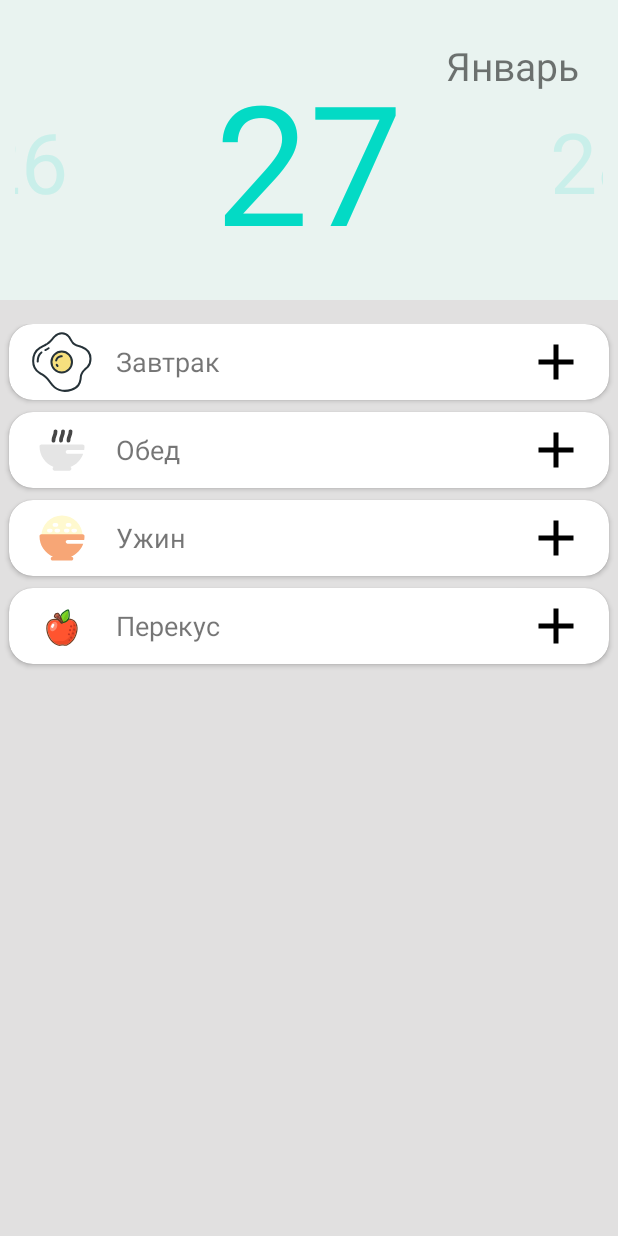
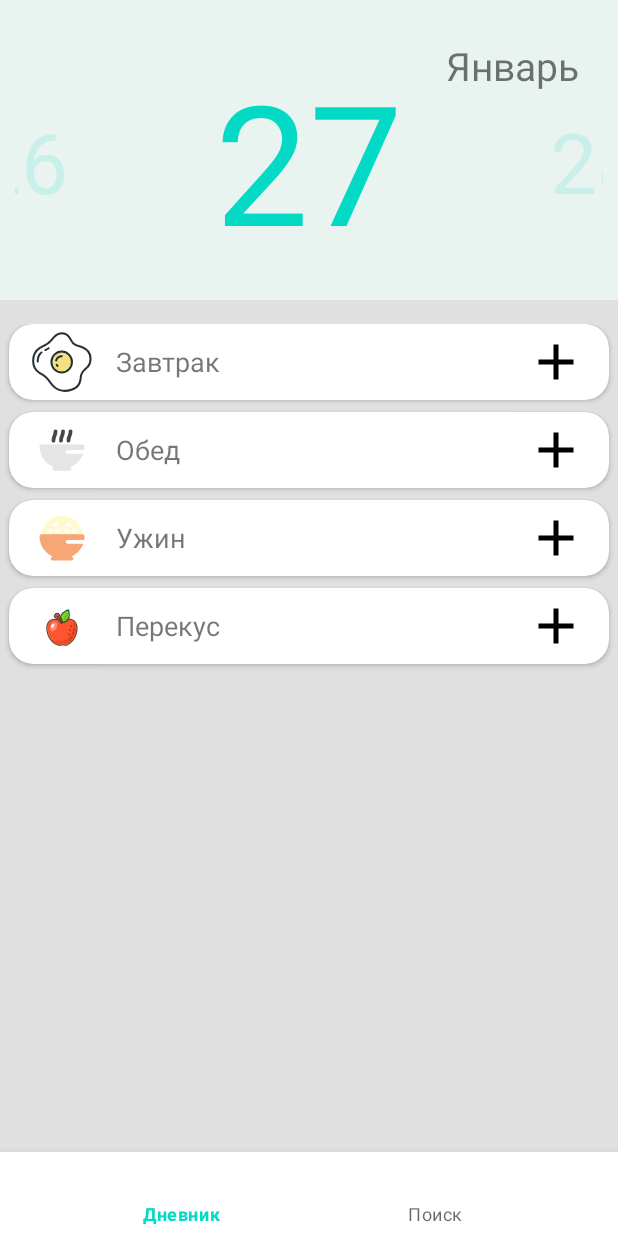
Before and after one commit to SR-rodi/Baby_Food, an Android app: the screen it shows after launch (MainActivity), on a phone screen of 412 x 824 dp. Run offline under Robolectric (Android 15) with nearby library versions, the phone set to English and light mode, and no system bars; our stand-ins replace Room's generated code, navigation-ui.

```diff
--- a/app/src/main/java/com/example/artyomkafood/app/MainActivity.kt
+++ b/app/src/main/java/com/example/artyomkafood/app/MainActivity.kt
@@ -1,12 +1,23 @@
 package com.example.artyomkafood.app
 
+import android.os.Bundle
+import android.view.LayoutInflater
 import androidx.appcompat.app.AppCompatActivity
-import android.os.Bundle
+import androidx.navigation.fragment.NavHostFragment
+import androidx.navigation.ui.setupWithNavController
 import com.example.artyomkafood.R
+import com.example.artyomkafood.databinding.ActivityMainBinding
 
 class MainActivity : AppCompatActivity() {
     override fun onCreate(savedInstanceState: Bundle?) {
         super.onCreate(savedInstanceState)
-        setContentView(R.layout.activity_main)
+        val binding = ActivityMainBinding.inflate(LayoutInflater.from(this))
+
+
+        val navHostFragment = supportFragmentManager
+            .findFragmentById(R.id.navController) as NavHostFragment
+
+        binding.bottomNavigation.setupWithNavController(navHostFragment.navController)
+        setContentView(binding.root)
     }
 }
--- a/app/src/main/java/com/example/artyomkafood/core/database/dao/MealDao.kt
+++ b/app/src/main/java/com/example/artyomkafood/core/database/dao/MealDao.kt
@@ -6,6 +6,7 @@ import androidx.room.Insert
 import androidx.room.OnConflictStrategy
 import androidx.room.Query
 import androidx.room.Update
+import com.example.artyomkafood.core.database.entity.MealAndProduct
 import com.example.artyomkafood.core.database.entity.MealEntity
 import com.example.artyomkafood.core.database.entity.merge.ProductAndMealAndScheduleEntity
 
@@ -26,6 +27,13 @@ interface MealDao {
     )
     fun getMealByProductId(productId: Int): List<MealEntity>
 
+    @Query(
+        "SELECT*, product_name FROM meal,product " +
+                "Inner Join product_meal " +
+                "On meal_id = meal_id_merge and product_id = product_id_merge"
+    )
+    fun getAllMeal(): List<MealAndProduct>
+
     @Query("SELECT seq FROM sqlite_sequence WHERE name=\"meal\"")
     fun getLastIndex(): Int
 
--- a/app/src/main/java/com/example/artyomkafood/core/database/entity/ProductEntity.kt
+++ b/app/src/main/java/com/example/artyomkafood/core/database/entity/ProductEntity.kt
@@ -1,6 +1,5 @@
 package com.example.artyomkafood.core.database.entity
 
-import android.os.storage.StorageVolume
 import androidx.room.ColumnInfo
 import androidx.room.Entity
 import androidx.room.PrimaryKey
--- a/app/src/main/java/com/example/artyomkafood/di/ViewModelModel.kt
+++ b/app/src/main/java/com/example/artyomkafood/di/ViewModelModel.kt
@@ -2,6 +2,7 @@ package com.example.artyomkafood.di
 
 import com.example.artyomkafood.feature_food.presentation.add.parent.AddViewModel
 import com.example.artyomkafood.feature_food.presentation.add.chldren.ProductTabViewModel
+import com.example.artyomkafood.feature_food.presentation.allmeal.SearchMealViewModel
 import com.example.artyomkafood.feature_food.presentation.day.viewmodel.DayViewModel
 import com.example.artyomkafood.feature_food.presentation.init.StartViewModel
 
@@ -18,4 +19,6 @@ val viewModelModel = module {
 
     viewModel { ProductTabViewModel(get(), get(), get()) }
 
+    viewModel { SearchMealViewModel(get()) }
+
 }
--- a/app/src/main/java/com/example/artyomkafood/feature_food/data/reposytoryimpl/MealRepositoryImpl.kt
+++ b/app/src/main/java/com/example/artyomkafood/feature_food/data/reposytoryimpl/MealRepositoryImpl.kt
@@ -1,6 +1,7 @@
 package com.example.artyomkafood.feature_food.data.reposytoryimpl
 
 import com.example.artyomkafood.core.database.dao.MealDao
+import com.example.artyomkafood.core.database.entity.MealAndProduct
 import com.example.artyomkafood.core.database.entity.MealEntity
 import com.example.artyomkafood.core.database.entity.merge.ProductAndMealAndScheduleEntity
 import com.example.artyomkafood.core.extensions.toListFoodMeal
@@ -21,6 +22,8 @@ class MealRepositoryImpl(private val dao: MealDao) : MealRepository {
 
     override suspend fun update(meal: MealEntity) = dao.updateMeal(meal)
 
+    override suspend fun getAllMeal()= dao.getAllMeal().sortedBy {meal-> meal.data }.reversed()
+
     override suspend fun addMealAndMerge(
         meal: MutableMap<Int, FoodProduct>,
         scheduleId: Int,
--- a/app/src/main/java/com/example/artyomkafood/feature_food/domain/repository/MealRepository.kt
+++ b/app/src/main/java/com/example/artyomkafood/feature_food/domain/repository/MealRepository.kt
@@ -1,5 +1,6 @@
 package com.example.artyomkafood.feature_food.domain.repository
 
+import com.example.artyomkafood.core.database.entity.MealAndProduct
 import com.example.artyomkafood.core.database.entity.MealEntity
 import com.example.artyomkafood.core.database.entity.merge.ProductAndMealAndScheduleEntity
 import com.example.artyomkafood.feature_food.domain.model.FoodMeal
@@ -19,4 +20,6 @@ interface MealRepository {
     suspend fun delete(meal: MealEntity)
 
     suspend fun update(meal: MealEntity)
+
+    suspend fun getAllMeal(): List<MealAndProduct>
 }
--- a/app/src/main/java/com/example/artyomkafood/feature_food/presentation/day/fragment/DayFragment.kt
+++ b/app/src/main/java/com/example/artyomkafood/feature_food/presentation/day/fragment/DayFragment.kt
@@ -82,7 +82,6 @@ class DayFragment : BaseFragment<FragmentDayBinding>() {
     private fun setAdapter(list: List<Schedule>) {
         adapter.submitList(list)
         binding.recyclerView.adapter = adapter
-
     }
 
     private fun navigation(scheduleId: Int?) {
--- a/app/src/main/res/layout/activity_main.xml
+++ b/app/src/main/res/layout/activity_main.xml
@@ -1,16 +1,25 @@
 <?xml version="1.0" encoding="utf-8"?>
-<FrameLayout xmlns:android="http://schemas.android.com/apk/res/android"
+<LinearLayout xmlns:android="http://schemas.android.com/apk/res/android"
     xmlns:app="http://schemas.android.com/apk/res-auto"
     xmlns:tools="http://schemas.android.com/tools"
     android:layout_width="match_parent"
     android:layout_height="match_parent"
+    android:orientation="vertical"
     tools:context=".app.MainActivity">
 
     <androidx.fragment.app.FragmentContainerView
+        android:id="@+id/navController"
+        android:name="androidx.navigation.fragment.NavHostFragment"
         android:layout_width="match_parent"
-        android:layout_height="match_parent"
-        android:id="@+id/fragment_container_view"
-        android:name="androidx.navigation.fragment.NavHostFragment"
+        android:layout_height="0dp"
+        android:layout_weight="1"
         app:defaultNavHost="true"
-        app:navGraph="@navigation/nav_graph"/>
-</FrameLayout>
+        app:navGraph="@navigation/nav_graph" />
+
+    <com.google.android.material.bottomnavigation.BottomNavigationView
+        android:id="@+id/bottom_navigation"
+        android:layout_width="match_parent"
+        android:layout_height="wrap_content"
+        app:menu="@menu/bottom_navigate"
+     />
+</LinearLayout>
--- a/app/src/main/res/layout/fragment_add.xml
+++ b/app/src/main/res/layout/fragment_add.xml
@@ -17,7 +17,7 @@
             android:layout_width="match_parent"
             android:layout_height="?attr/actionBarSize"
             android:background="@color/background"
-            app:menu="@menu/search_menu"
+            app:menu="@menu/bottom_navigate"
             app:title="Выбери Питание" />
     </com.google.android.material.appbar.AppBarLayout>
 
--- /dev/null
+++ b/app/src/main/res/menu/bottom_navigate.xml
@@ -0,0 +1,8 @@
+<?xml version="1.0" encoding="utf-8"?>
+<menu xmlns:android="http://schemas.android.com/apk/res/android">
+    <item android:id="@+id/startFragment"
+        android:title="Дневник"/>
+
+    <item android:id="@+id/searchMealFragment"
+        android:title="Поиск"/>
+</menu>
--- a/app/src/main/res/navigation/nav_graph.xml
+++ b/app/src/main/res/navigation/nav_graph.xml
@@ -72,4 +72,9 @@
             android:name="items"
             app:argType="com.example.artyomkafood.core.database.dao.ScheduleMeal" />
     </fragment>
+    <fragment
+        android:id="@+id/searchMealFragment"
+        android:name="com.example.artyomkafood.feature_food.presentation.allmeal.SearchMealFragment"
+        android:label="fragment_search_meal"
+        tools:layout="@layout/fragment_search_meal" />
 </navigation>
```
Also changed, not shown: app/src/main/java/com/example/artyomkafood/core/database/entity/MealEntity.kt (+15 -0 lines), app/src/main/java/com/example/artyomkafood/feature_food/presentation/allmeal/SearchMealFragment.kt (added, +35 -0 lines), app/src/main/java/com/example/artyomkafood/feature_food/presentation/allmeal/SearchMealViewModel.kt (added, +38 -0 lines), app/src/main/java/com/example/artyomkafood/feature_food/presentation/allmeal/adapter/SearchAdapter.kt (added, +34 -0 lines), app/src/main/res/layout/fragment_search_meal.xml (added, +22 -0 lines), app/src/main/res/layout/item_product_and_meal.xml (added, +57 -0 lines), app/src/main/res/menu/search_menu.xml (deleted, +0 -10 lines), app/src/main/res/values/attrs_menu.xml (deleted, +0 -11 lines).
